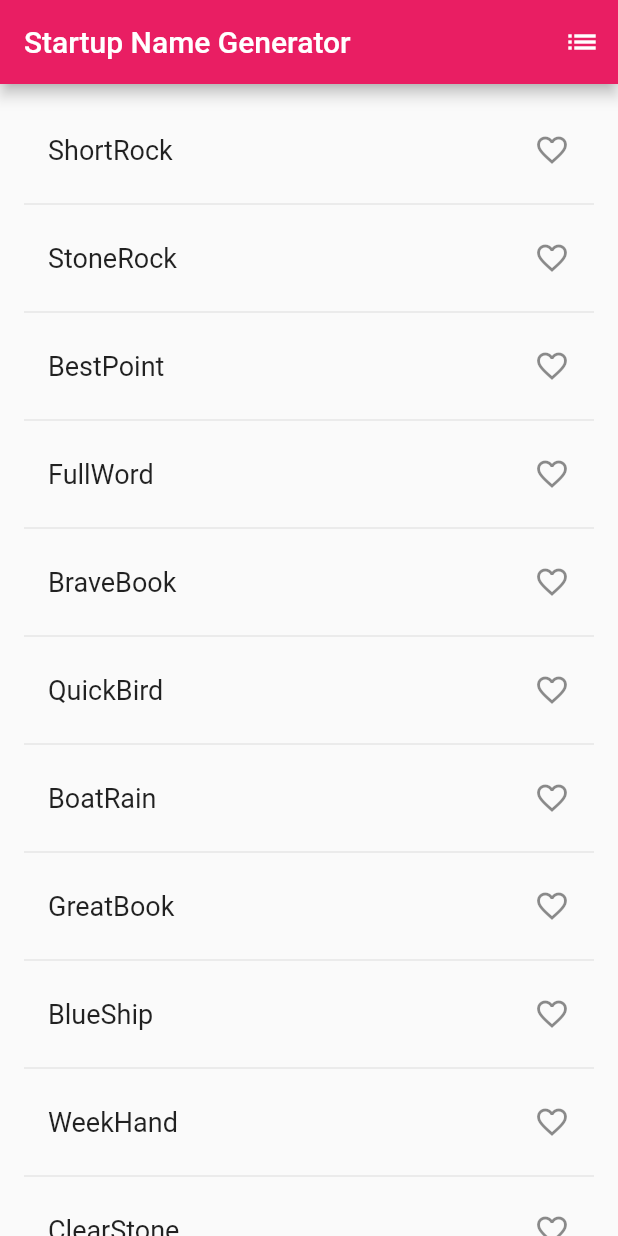
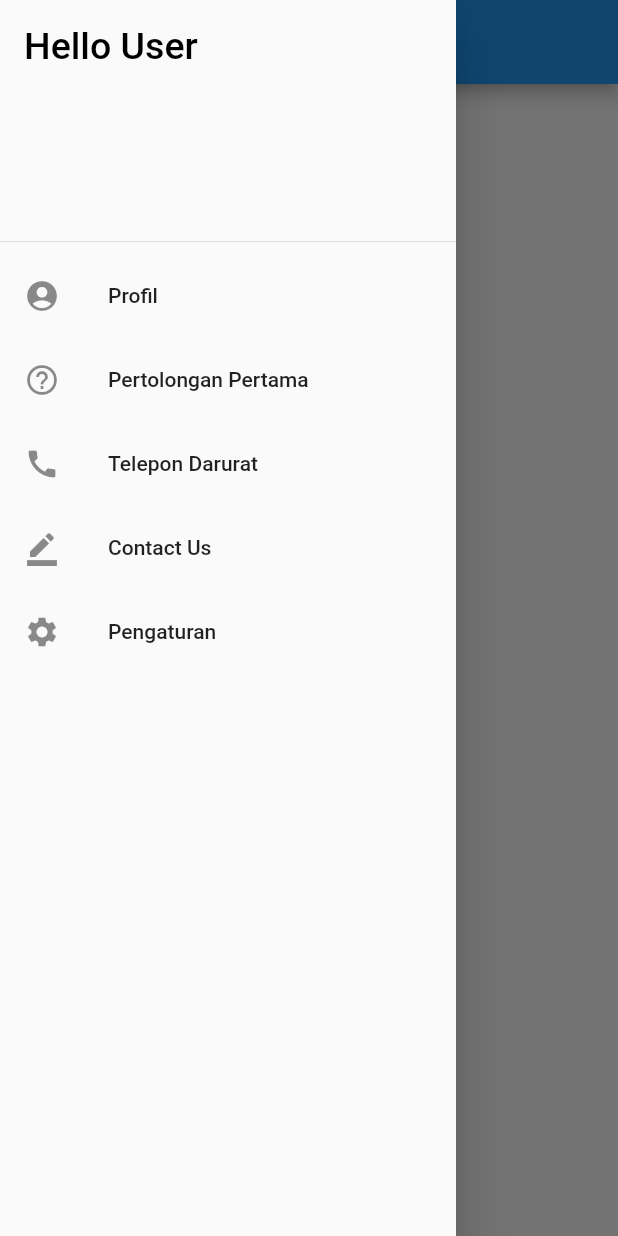
Before and after one commit to rayfazt/savera, a Flutter app: the screen it shows after launch, with the side drawer open (before the commit the screen has no drawer), on a phone screen of 412 x 824 dp. Run offline on Flutter 3.47's test engine with Material 2 defaults, Android fonts, the phone set to English and light mode, and no system bars.

Commit message:
add sidebar (todo: create button in home)

```diff
--- a/lib/main.dart
+++ b/lib/main.dart
@@ -1,127 +1,32 @@
-// Copyright 2018 The Flutter team. All rights reserved.
-// Use of this source code is governed by a BSD-style license that can be
-// found in the LICENSE file.
-
 import 'package:flutter/material.dart';
-import 'package:english_words/english_words.dart';
+import 'package:savera/widgets/side_bar.dart';
 
 void main() => runApp(MyApp());
 
-// #docregion MyApp
 class MyApp extends StatelessWidget {
-  // #docregion build
   @override
   Widget build(BuildContext context) {
     return MaterialApp(
-      title: 'Startup Name Generator',
+      title: 'Savera',
       theme: ThemeData(
-        primaryColor: Colors.pink,
+        primarySwatch: Colors.blue,
       ),
-      home: RandomWords(),
+      home: MyHomePage(),
     );
   }
-// #enddocregion build
 }
-// #enddocregion MyApp
 
-// #docregion RWS-var
-class _RandomWordsState extends State<RandomWords> {
-  final _suggestions = <WordPair>[];
-  final _saved = <WordPair>{};
-  final _biggerFont = TextStyle(fontSize: 18.0);
-  // #enddocregion RWS-var
-
-  // #docregion _buildSuggestions
-  Widget _buildSuggestions() {
-    return ListView.builder(
-        padding: EdgeInsets.all(16.0),
-        itemBuilder: /*1*/ (context, i) {
-          if (i.isOdd) return Divider(); /*2*/
-
-          final index = i ~/ 2; /*3*/
-          if (index >= _suggestions.length) {
-            _suggestions.addAll(generateWordPairs().take(10)); /*4*/
-          }
-          return _buildRow(_suggestions[index]);
-        });
-  }
-  // #enddocregion _buildSuggestions
-
-  // #docregion _buildRow
-  Widget _buildRow(WordPair pair) {
-    final alreadySaved = _saved.contains(pair);
-    return ListTile(
-      title: Text(
-        pair.asPascalCase,
-        style: _biggerFont,
-      ),
-      trailing: Icon(
-        alreadySaved ? Icons.favorite : Icons.favorite_border,
-        color: alreadySaved ? Colors.green : null,
-      ),
-      onTap: () {
-        setState(() {
-          if (alreadySaved) {
-            _saved.remove(pair);
-          } else {
-            _saved.add(pair);
-          }
-        });
-      },
-    );
-  }
-  // #enddocregion _buildRow
-
-  // #docregion RWS-build
+class MyHomePage extends StatelessWidget {
   @override
   Widget build(BuildContext context) {
     return Scaffold(
+      drawer: NavDrawer(),
       appBar: AppBar(
-        title: Text('Startup Name Generator'),
-        actions: [
-          IconButton(icon: Icon(Icons.list), onPressed: _pushSaved),
-        ],
+        title: Text('Savera'),
       ),
-      body: _buildSuggestions(),
-    );
-  }
-  // #enddocregion RWS-build
-
-  void _pushSaved() {
-    Navigator.of(context).push(
-      MaterialPageRoute<void>(
-        // NEW lines from here...
-        builder: (BuildContext context) {
-          final tiles = _saved.map(
-                (WordPair pair) {
-              return ListTile(
-                title: Text(
-                  pair.asPascalCase,
-                  style: _biggerFont,
-                ),
-              );
-            },
-          );
-          final divided = ListTile.divideTiles(
-            context: context,
-            tiles: tiles,
-          ).toList();
-
-          return Scaffold(
-            appBar: AppBar(
-              title: Text('Saved Suggestions'),
-            ),
-            body: ListView(children: divided),
-          );
-        }, //...to here.
+      body: Center(
+        child: Text('Savera'),
       ),
     );
   }
-// #docregion RWS-var
 }
-// #enddocregion RWS-var
-
-class RandomWords extends StatefulWidget {
-  @override
-  State<RandomWords> createState() => _RandomWordsState();
-}
--- /dev/null
+++ b/lib/widgets/side_bar.dart
@@ -0,0 +1,45 @@
+import 'package:flutter/material.dart';
+
+class NavDrawer extends StatelessWidget {
+  @override
+  Widget build(BuildContext context) {
+    return Drawer(
+      child: ListView(
+        padding: EdgeInsets.zero,
+        children: <Widget>[
+          DrawerHeader(
+            child: Text(
+              'Hello User',
+              style: TextStyle(color: Colors.black, fontSize: 25),
+            ),
+          ),
+          ListTile(
+            leading: Icon(Icons.account_circle),
+            title: Text('Profil'),
+            onTap: () => {},
+          ),
+          ListTile(
+            leading: Icon(Icons.help_outline),
+            title: Text('Pertolongan Pertama'),
+            onTap: () => {Navigator.of(context).pop()},
+          ),
+          ListTile(
+            leading: Icon(Icons.call),
+            title: Text('Telepon Darurat'),
+            onTap: () => {Navigator.of(context).pop()},
+          ),
+          ListTile(
+            leading: Icon(Icons.border_color),
+            title: Text('Contact Us'),
+            onTap: () => {Navigator.of(context).pop()},
+          ),
+          ListTile(
+            leading: Icon(Icons.settings),
+            title: Text('Pengaturan'),
+            onTap: () => {Navigator.of(context).pop()},
+          ),
+        ],
+      ),
+    );
+  }
+}
--- a/pubspec.yaml
+++ b/pubspec.yaml
@@ -1,5 +1,5 @@
-name: flutter_app2
-description: Write Your First App
+name: savera
+description: Aplikasi Pencegah Kekerasan Seksual di Ruang Publik
 
 # The following line prevents the package from being accidentally published to
 # pub.dev using `pub publish`. This is preferred for private packages.
@@ -23,8 +23,6 @@ environment:
 dependencies:
   flutter:
     sdk: flutter
-
-  english_words: ^3.1.5
 
 
   # The following adds the Cupertino Icons font to your application.
```
